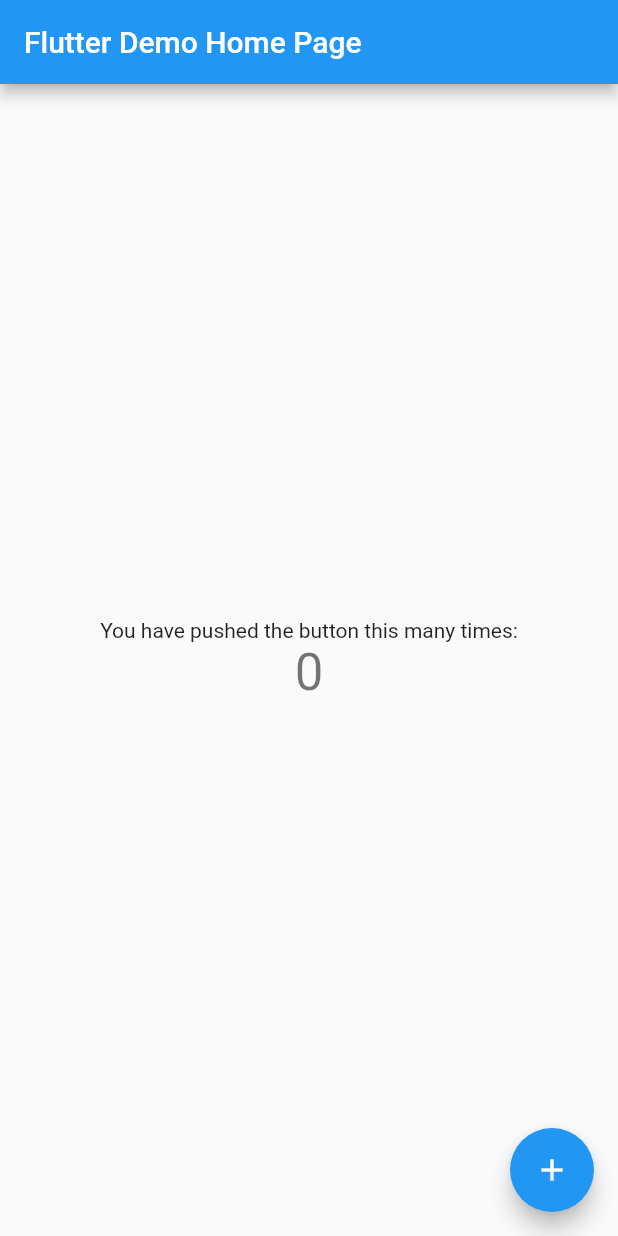
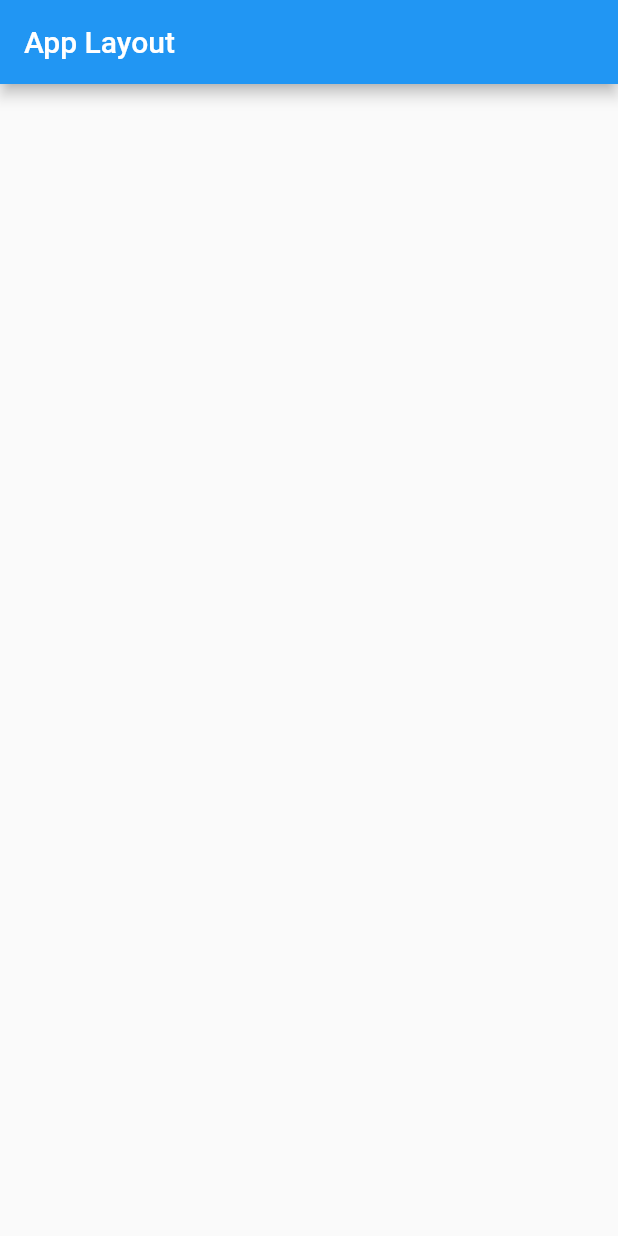
Before and after one commit to Ebrahim15/Graduation_Project, a Flutter app: the screen it shows after launch, on a phone screen of 412 x 824 dp. Run offline on Flutter 3.47's test engine with Material 2 defaults, Android fonts, the phone set to English and light mode, and no system bars.

Commit message:
Added app layout

```diff
--- a/lib/layout/app_layout/app_layout.dart
+++ b/lib/layout/app_layout/app_layout.dart
@@ -0,0 +1,15 @@
+import 'package:flutter/cupertino.dart';
+import 'package:flutter/material.dart';
+
+class AppLayout extends StatelessWidget {
+  @override
+  Widget build(BuildContext context) {
+    return Scaffold(
+      appBar: AppBar(
+        title: Text(
+          'App Layout'
+        ),
+      ),
+    );
+  }
+}
--- a/lib/main.dart
+++ b/lib/main.dart
@@ -1,4 +1,5 @@
 import 'package:flutter/material.dart';
+import 'package:graduation_project/layout/app_layout/app_layout.dart';
 
 void main() {
   runApp(const MyApp());
@@ -13,103 +14,9 @@
     return MaterialApp(
       title: 'Flutter demo 1',
       theme: ThemeData(
-        // This is the theme of your application.
-        //
-        // Try running your application with "flutter run". You'll see the
-        // application has a blue toolbar. Then, without quitting the app, try
-        // changing the primarySwatch below to Colors.green and then invoke
-        // "hot reload" (press "r" in the console where you ran "flutter run",
-        // or simply save your changes to "hot reload" in a Flutter IDE).
-        // Notice that the counter didn't reset back to zero; the application
-        // is not restarted.
         primarySwatch: Colors.blue,
       ),
-      home: const MyHomePage(title: 'Flutter Demo Home Page'),
+      home: AppLayout(),
     );
   }
 }
-
-class MyHomePage extends StatefulWidget {
-  const MyHomePage({super.key, required this.title});
-
-  // This widget is the home page of your application. It is stateful, meaning
-  // that it has a State object (defined below) that contains fields that affect
-  // how it looks.
-
-  // This class is the configuration for the state. It holds the values (in this
-  // case the title) provided by the parent (in this case the App widget) and
-  // used by the build method of the State. Fields in a Widget subclass are
-  // always marked "final".
-
-  final String title;
-
-  @override
-  State<MyHomePage> createState() => _MyHomePageState();
-}
-
-class _MyHomePageState extends State<MyHomePage> {
-  int _counter = 0;
-
-  void _incrementCounter() {
-    setState(() {
-      // This call to setState tells the Flutter framework that something has
-      // changed in this State, which causes it to rerun the build method below
-      // so that the display can reflect the updated values. If we changed
-      // _counter without calling setState(), then the build method would not be
-      // called again, and so nothing would appear to happen.
-      _counter++;
-    });
-  }
-
-  @override
-  Widget build(BuildContext context) {
-    // This method is rerun every time setState is called, for instance as done
-    // by the _incrementCounter method above.
-    //
-    // The Flutter framework has been optimized to make rerunning build methods
-    // fast, so that you can just rebuild anything that needs updating rather
-    // than having to individually change instances of widgets.
-    return Scaffold(
-      appBar: AppBar(
-        // Here we take the value from the MyHomePage object that was created by
-        // the App.build method, and use it to set our appbar title.
-        title: Text(widget.title),
-      ),
-      body: Center(
-        // Center is a layout widget. It takes a single child and positions it
-        // in the middle of the parent.
-        child: Column(
-          // Column is also a layout widget. It takes a list of children and
-          // arranges them vertically. By default, it sizes itself to fit its
-          // children horizontally, and tries to be as tall as its parent.
-          //
-          // Invoke "debug painting" (press "p" in the console, choose the
-          // "Toggle Debug Paint" action from the Flutter Inspector in Android
-          // Studio, or the "Toggle Debug Paint" command in Visual Studio Code)
-          // to see the wireframe for each widget.
-          //
-          // Column has various properties to control how it sizes itself and
-          // how it positions its children. Here we use mainAxisAlignment to
-          // center the children vertically; the main axis here is the vertical
-          // axis because Columns are vertical (the cross axis would be
-          // horizontal).
-          mainAxisAlignment: MainAxisAlignment.center,
-          children: <Widget>[
-            const Text(
-              'You have pushed the button this many times:',
-            ),
-            Text(
-              '$_counter',
-              style: Theme.of(context).textTheme.headline4,
-            ),
-          ],
-        ),
-      ),
-      floatingActionButton: FloatingActionButton(
-        onPressed: _incrementCounter,
-        tooltip: 'Increment',
-        child: const Icon(Icons.add),
-      ), // This trailing comma makes auto-formatting nicer for build methods.
-    );
-  }
-}
```
